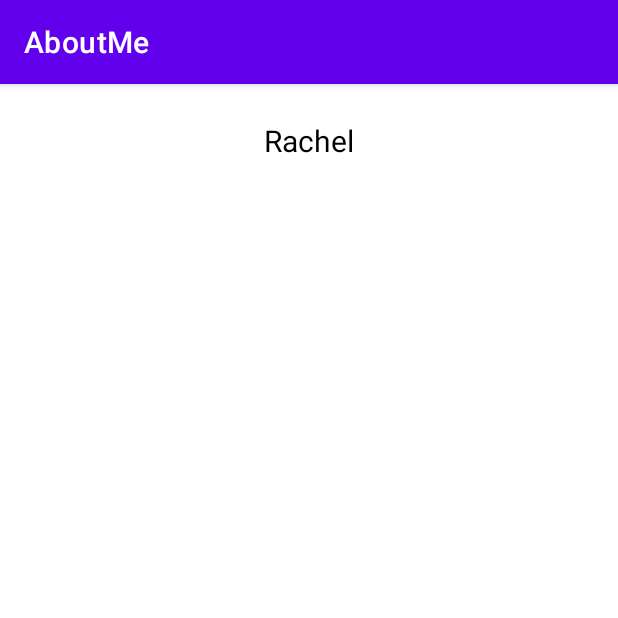
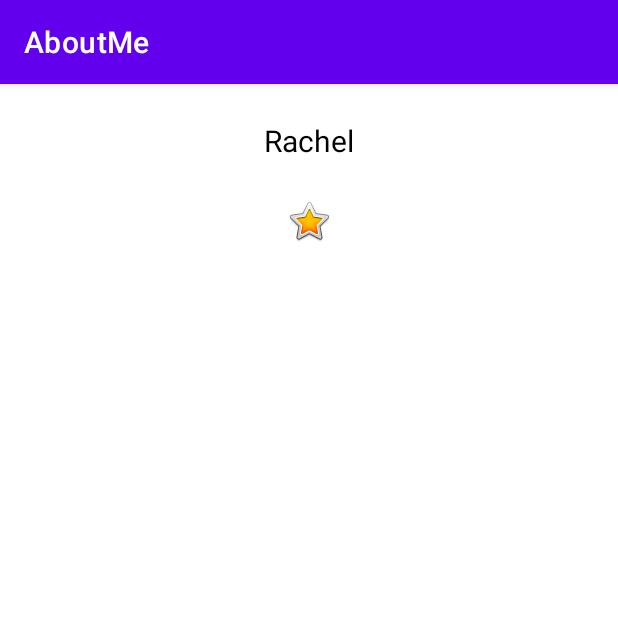
Before and after one commit to mengting-android-learning/AboutMe, an Android app: the screen it shows after launch (MainActivity), on a phone screen of 412 x 824 dp, the top half of it. Run offline under Robolectric (Android 15) with nearby library versions, the phone set to English and light mode, and no system bars.

Commit message:
[feat]: add star image

```diff
--- a/app/src/main/res/layout/activity_main.xml
+++ b/app/src/main/res/layout/activity_main.xml
@@ -14,4 +14,11 @@
         android:text="@string/name"
         android:textAlignment="center"
         style="@style/NameStyle" />
+
+    <ImageView
+        android:id="@+id/star_image"
+        android:layout_width="match_parent"
+        android:layout_height="wrap_content"
+        android:contentDescription="@string/yellow_star"
+        app:srcCompat="@android:drawable/btn_star_big_on" />
 </LinearLayout>
--- a/app/src/main/res/values/strings.xml
+++ b/app/src/main/res/values/strings.xml
@@ -1,4 +1,5 @@
 <resources>
     <string name="app_name">AboutMe</string>
     <string name="name">Rachel</string>
+    <string name="yellow_star">Yellow Star</string>
 </resources>
```
